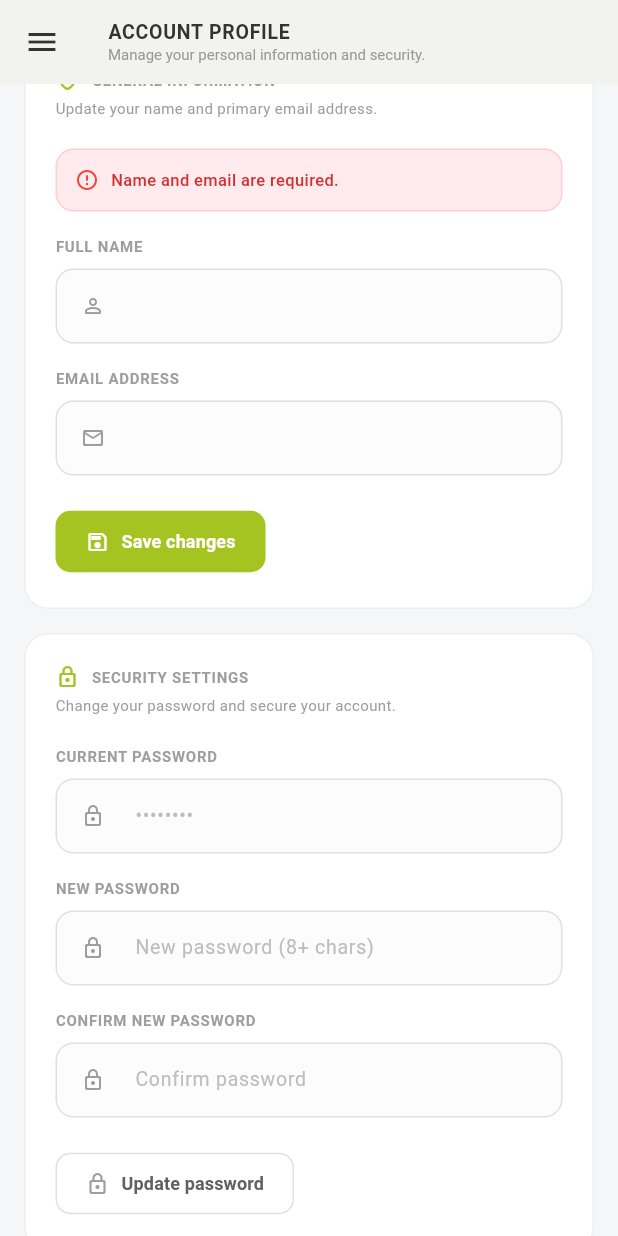
After one commit to sohaibelkh/DeepGuard-AI, a Flutter app: the ProfileScreen screen opened directly, scrolled down 48 dp, after a tap on "Save changes", on a phone screen of 412 x 824 dp. The commit adds this screen. Run offline on Flutter 3.47's test engine with Material 3 defaults, Android fonts, the phone set to English and light mode, and no system bars; our stand-ins replace file_picker, fl_chart, shared_preferences; accounts and stored records are empty; network calls fail.

Commit message:
done with profile

```diff
--- a/cardio-app/lib/api_service.dart
+++ b/cardio-app/lib/api_service.dart
@@ -303,6 +303,44 @@ class ApiService {
     }
   }
 
+  Future<Map<String, dynamic>?> getProfile() async {
+    try {
+      final response = await http.get(Uri.parse('$baseUrl/auth/me'), headers: await _getHeaders());
+      if (response.statusCode == 200) {
+        return jsonDecode(response.body)['user'];
+      }
+      return null;
+    } catch (e) {
+      return null;
+    }
+  }
+
+  Future<bool> updateProfile(String fullName, String email) async {
+    try {
+      final response = await http.put(
+        Uri.parse('$baseUrl/auth/profile'),
+        headers: await _getHeaders(),
+        body: jsonEncode({'full_name': fullName, 'email': email}),
+      );
+      return response.statusCode == 200;
+    } catch (e) {
+      return false;
+    }
+  }
+
+  Future<bool> changePassword(String currentPassword, String newPassword) async {
+    try {
+      final response = await http.post(
+        Uri.parse('$baseUrl/auth/change-password'),
+        headers: await _getHeaders(),
+        body: jsonEncode({'current_password': currentPassword, 'new_password': newPassword}),
+      );
+      return response.statusCode == 200;
+    } catch (e) {
+      return false;
+    }
+  }
+
   Future<void> logout() async {
     final prefs = await SharedPreferences.getInstance();
     await prefs.remove('dg_access_token');
--- a/cardio-app/lib/screens/performance_screen.dart
+++ b/cardio-app/lib/screens/performance_screen.dart
@@ -1,6 +1,5 @@
 import 'package:flutter/material.dart';
 import 'dart:convert';
-import 'dart:math';
 import 'package:fl_chart/fl_chart.dart';
 import '../api_service.dart';
 import '../widgets/app_drawer.dart';
@@ -265,7 +264,6 @@ class _PerformanceScreenState extends State<PerformanceScreen> {
        final metric = metrics[i];
 
        List<BarChartRodData> rods = [];
-       double rodOffset = 0;
 
        for (int j = 0; j < _models.length; j++) {
           final m = _models[j];
--- /dev/null
+++ b/cardio-app/lib/screens/profile_screen.dart
@@ -0,0 +1,295 @@
+import 'package:flutter/material.dart';
+import '../api_service.dart';
+import '../widgets/app_drawer.dart';
+
+class ProfileScreen extends StatefulWidget {
+  const ProfileScreen({super.key});
+
+  @override
+  State<ProfileScreen> createState() => _ProfileScreenState();
+}
+
+class _ProfileScreenState extends State<ProfileScreen> {
+  final ApiService _api = ApiService();
+
+  bool _loading = true;
+
+  final TextEditingController _nameController = TextEditingController();
+  final TextEditingController _emailController = TextEditingController();
+  bool _profileSubmitting = false;
+  String? _profileError;
+  String? _profileSuccess;
+
+  final TextEditingController _currentPasswordController = TextEditingController();
+  final TextEditingController _newPasswordController = TextEditingController();
+  final TextEditingController _confirmPasswordController = TextEditingController();
+  bool _passwordSubmitting = false;
+  String? _passwordError;
+  String? _passwordSuccess;
+
+  @override
+  void initState() {
+    super.initState();
+    _fetchProfile();
+  }
+
+  Future<void> _fetchProfile() async {
+    final user = await _api.getProfile();
+    if (mounted) {
+      setState(() {
+        if (user != null) {
+          _nameController.text = user['full_name'] ?? '';
+          _emailController.text = user['email'] ?? '';
+        }
+        _loading = false;
+      });
+    }
+  }
+
+  Future<void> _handleProfileSubmit() async {
+    setState(() {
+      _profileError = null;
+      _profileSuccess = null;
+    });
+
+    final name = _nameController.text.trim();
+    final email = _emailController.text.trim();
+
+    if (name.isEmpty || email.isEmpty) {
+      setState(() => _profileError = 'Name and email are required.');
+      return;
+    }
+
+    setState(() => _profileSubmitting = true);
+
+    final success = await _api.updateProfile(name, email);
+
+    if (mounted) {
+      setState(() {
+        _profileSubmitting = false;
+        if (success) {
+          _profileSuccess = 'Profile updated successfully.';
+        } else {
+          _profileError = 'Unable to update your profile details. Please try again.';
+        }
+      });
+    }
+  }
+
+  Future<void> _handlePasswordSubmit() async {
+    setState(() {
+      _passwordError = null;
+      _passwordSuccess = null;
+    });
+
+    final current = _currentPasswordController.text;
+    final newPwd = _newPasswordController.text;
+    final confirm = _confirmPasswordController.text;
+
+    if (current.isEmpty || newPwd.isEmpty || confirm.isEmpty) {
+      setState(() => _passwordError = 'All password fields are required.');
+      return;
+    }
+
+    if (newPwd != confirm) {
+      setState(() => _passwordError = 'New passwords do not match.');
+      return;
+    }
+
+    if (newPwd.length < 8) {
+      setState(() => _passwordError = 'Use at least 8 characters for your new password.');
+      return;
+    }
+
+    setState(() => _passwordSubmitting = true);
+
+    final success = await _api.changePassword(current, newPwd);
+
+    if (mounted) {
+      setState(() {
+        _passwordSubmitting = false;
+        if (success) {
+          _passwordSuccess = 'Password updated successfully.';
+          _currentPasswordController.clear();
+          _newPasswordController.clear();
+          _confirmPasswordController.clear();
+        } else {
+          _passwordError = 'Unable to update your password. Check your current password and try again.';
+        }
+      });
+    }
+  }
+
+  Widget _buildTextField({required String label, required IconData icon, required TextEditingController controller, bool isPassword = false, String? hint}) {
+    return Column(
+      crossAxisAlignment: CrossAxisAlignment.start,
+      children: [
+        Text(label.toUpperCase(), style: const TextStyle(fontSize: 10, fontWeight: FontWeight.bold, color: Colors.grey, letterSpacing: 0.5)),
+        const SizedBox(height: 8),
+        Container(
+          decoration: BoxDecoration(
+            color: const Color(0xFFFCFCFC),
+            border: Border.all(color: Colors.grey.shade300),
+            borderRadius: BorderRadius.circular(12),
+          ),
+          child: TextField(
+             controller: controller,
+             obscureText: isPassword,
+             style: const TextStyle(fontSize: 13, color: Color(0xFF333333), fontWeight: FontWeight.w600),
+             decoration: InputDecoration(
+                hintText: hint,
+                hintStyle: TextStyle(fontSize: 13, color: Colors.grey.shade400, fontWeight: FontWeight.normal),
+                prefixIcon: Icon(icon, size: 16, color: Colors.grey),
+                border: InputBorder.none,
+                contentPadding: const EdgeInsets.symmetric(vertical: 14)
+             ),
+          ),
+        )
+      ],
+    );
+  }
+
+  Widget _buildAlert(String message, bool isSuccess) {
+    return Container(
+      margin: const EdgeInsets.only(bottom: 16),
+      padding: const EdgeInsets.all(12),
+      decoration: BoxDecoration(
+         color: isSuccess ? Colors.green.shade50 : Colors.red.shade50,
+         border: Border.all(color: isSuccess ? Colors.green.shade100 : Colors.red.shade100),
+         borderRadius: BorderRadius.circular(12)
+      ),
+      child: Row(
+        crossAxisAlignment: CrossAxisAlignment.start,
+        children: [
+          Icon(isSuccess ? Icons.check_circle_rounded : Icons.error_outline_rounded, size: 16, color: isSuccess ? Colors.green : Colors.red),
+          const SizedBox(width: 8),
+          Expanded(child: Text(message, style: TextStyle(fontSize: 11, fontWeight: FontWeight.w500, color: isSuccess ? Colors.green.shade700 : Colors.red.shade700))),
+        ],
+      ),
+    );
+  }
+
+  @override
+  Widget build(BuildContext context) {
+    return Scaffold(
+      backgroundColor: const Color(0xFFF4F6F8),
+      drawer: const AppDrawer(currentRoute: '/profile'),
+      appBar: AppBar(
+        title: Column(
+           crossAxisAlignment: CrossAxisAlignment.start,
+           children: const [
+              Text('ACCOUNT PROFILE', style: TextStyle(color: Color(0xFF333333), fontWeight: FontWeight.bold, fontSize: 13, letterSpacing: 0.5)),
+              Text('Manage your personal information and security.', style: TextStyle(color: Color(0xFF999999), fontSize: 10)),
+           ],
+        ),
+        backgroundColor: Colors.white,
+        elevation: 0,
+        centerTitle: false,
+        iconTheme: const IconThemeData(color: Color(0xFF333333)),
+      ),
+      body: SafeArea(
+        child: _loading
+          ? const Center(child: CircularProgressIndicator(color: Color(0xFFA5C422)))
+          : SingleChildScrollView(
+              padding: const EdgeInsets.all(16),
+              child: Column(
+                children: [
+                  // General Information Card
+                  Container(
+                    padding: const EdgeInsets.all(20),
+                    decoration: BoxDecoration(color: Colors.white, border: Border.all(color: Colors.grey.shade200), borderRadius: BorderRadius.circular(16)),
+                    child: Column(
+                      crossAxisAlignment: CrossAxisAlignment.start,
+                      children: [
+                        Row(
+                          children: const [
+                            Icon(Icons.shield_outlined, size: 16, color: Color(0xFFA5C422)),
+                            SizedBox(width: 8),
+                            Text('GENERAL INFORMATION', style: TextStyle(fontSize: 10, fontWeight: FontWeight.bold, color: Colors.grey, letterSpacing: 0.5)),
+                          ],
+                        ),
+                        const SizedBox(height: 4),
+                        const Text('Update your name and primary email address.', style: TextStyle(fontSize: 10, color: Colors.grey)),
+                        const SizedBox(height: 20),
+
+                        if (_profileError != null) _buildAlert(_profileError!, false),
+                        if (_profileSuccess != null) _buildAlert(_profileSuccess!, true),
+
+                        _buildTextField(label: 'Full Name', icon: Icons.person_outline_rounded, controller: _nameController),
+                        const SizedBox(height: 16),
+                        _buildTextField(label: 'Email Address', icon: Icons.mail_outline_rounded, controller: _emailController),
+                        const SizedBox(height: 20),
+
+                        ElevatedButton.icon(
+                          onPressed: _profileSubmitting ? null : _handleProfileSubmit,
+                          style: ElevatedButton.styleFrom(
+                             backgroundColor: const Color(0xFFA5C422),
+                             foregroundColor: Colors.white,
+                             elevation: 0,
+                             padding: const EdgeInsets.symmetric(horizontal: 20, vertical: 12),
+                             shape: RoundedRectangleBorder(borderRadius: BorderRadius.circular(10)),
+                             disabledBackgroundColor: const Color(0xFFA5C422).withValues(alpha: 0.5)
+                          ),
+                          icon: _profileSubmitting
+                             ? const SizedBox(width: 14, height: 14, child: CircularProgressIndicator(strokeWidth: 2, color: Colors.white))
+                             : const Icon(Icons.save_outlined, size: 16),
+                          label: Text(_profileSubmitting ? 'Saving changes...' : 'Save changes', style: const TextStyle(fontSize: 12, fontWeight: FontWeight.bold)),
+                        )
+                      ],
+                    ),
+                  ),
+
+                  const SizedBox(height: 16),
+
+                  // Security Settings Card
+                  Container(
+                    padding: const EdgeInsets.all(20),
+                    decoration: BoxDecoration(color: Colors.white, border: Border.all(color: Colors.grey.shade200), borderRadius: BorderRadius.circular(16)),
+                    child: Column(
+                      crossAxisAlignment: CrossAxisAlignment.start,
+                      children: [
+                        Row(
+                          children: const [
+                            Icon(Icons.lock_outline_rounded, size: 16, color: Color(0xFFA5C422)),
+                            SizedBox(width: 8),
+                            Text('SECURITY SETTINGS', style: TextStyle(fontSize: 10, fontWeight: FontWeight.bold, color: Colors.grey, letterSpacing: 0.5)),
+                          ],
+                        ),
+                        const SizedBox(height: 4),
+                        const Text('Change your password and secure your account.', style: TextStyle(fontSize: 10, color: Colors.grey)),
+                        const SizedBox(height: 20),
+
+                        if (_passwordError != null) _buildAlert(_passwordError!, false),
+                        if (_passwordSuccess != null) _buildAlert(_passwordSuccess!, true),
+
+                        _buildTextField(label: 'Current Password', icon: Icons.lock_outline_rounded, controller: _currentPasswordController, isPassword: true, hint: '••••••••'),
+                        const SizedBox(height: 16),
+                        _buildTextField(label: 'New Password', icon: Icons.lock_outline_rounded, controller: _newPasswordController, isPassword: true, hint: 'New password (8+ chars)'),
+                        const SizedBox(height: 16),
+                        _buildTextField(label: 'Confirm New Password', icon: Icons.lock_outline_rounded, controller: _confirmPasswordController, isPassword: true, hint: 'Confirm password'),
+                        const SizedBox(height: 20),
+
+                        OutlinedButton.icon(
+                          onPressed: _passwordSubmitting ? null : _handlePasswordSubmit,
+                          style: OutlinedButton.styleFrom(
+                             foregroundColor: Colors.grey.shade700,
+                             side: BorderSide(color: Colors.grey.shade300),
+                             padding: const EdgeInsets.symmetric(horizontal: 20, vertical: 12),
+                             shape: RoundedRectangleBorder(borderRadius: BorderRadius.circular(10)),
+                          ),
+                          icon: _passwordSubmitting
+                             ? const SizedBox(width: 14, height: 14, child: CircularProgressIndicator(strokeWidth: 2, color: Colors.grey))
+                             : const Icon(Icons.lock_outline_rounded, size: 16, color: Colors.grey),
+                          label: Text(_passwordSubmitting ? 'Updating...' : 'Update password', style: const TextStyle(fontSize: 12, fontWeight: FontWeight.bold)),
+                        )
+                      ],
+                    ),
+                  ),
+                  const SizedBox(height: 32),
+                ],
+              ),
+            ),
+      ),
+    );
+  }
+}
--- a/cardio-app/lib/widgets/app_drawer.dart
+++ b/cardio-app/lib/widgets/app_drawer.dart
@@ -7,6 +7,7 @@ import '../screens/live_ecg_screen.dart';
 import '../screens/history_screen.dart';
 import '../screens/chat_screen.dart';
 import '../screens/performance_screen.dart';
+import '../screens/profile_screen.dart';
 
 
 
@@ -248,7 +249,22 @@ class AppDrawer extends StatelessWidget {
                         }
                       },
                     ),
-                    _buildNavItem(context, label: 'Profile', icon: Icons.person_outline_rounded, route: '/profile', isActive: currentRoute == '/profile'),
+                    _buildNavItem(
+                      context,
+                      label: 'Profile',
+                      icon: Icons.person_outline_rounded,
+                      route: '/profile',
+                      isActive: currentRoute == '/profile',
+                      onTap: () {
+                        if (currentRoute != '/profile') {
+                          Navigator.pushReplacement(
+                            context,
+                            MaterialPageRoute(
+                                builder: (_) => const ProfileScreen()),
+                          );
+                        }
+                      },
+                    ),
                   ],
                 ),
               ),
```
Also changed, not shown: 3 other files.
